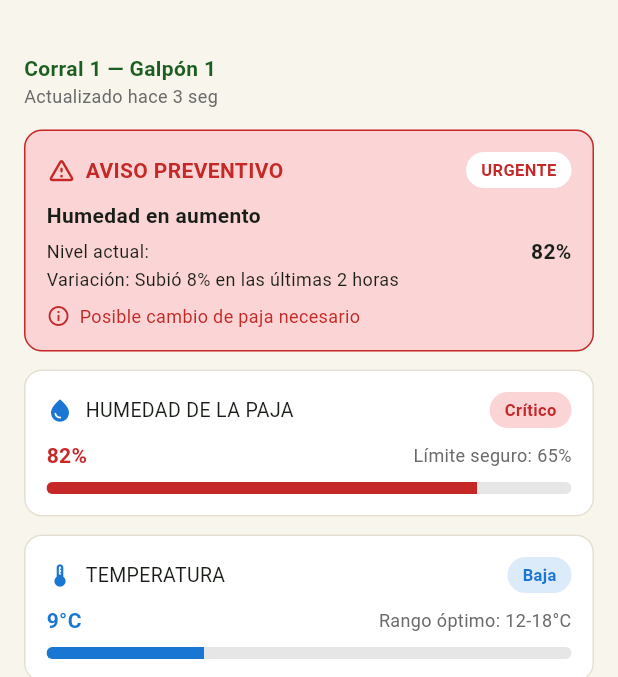
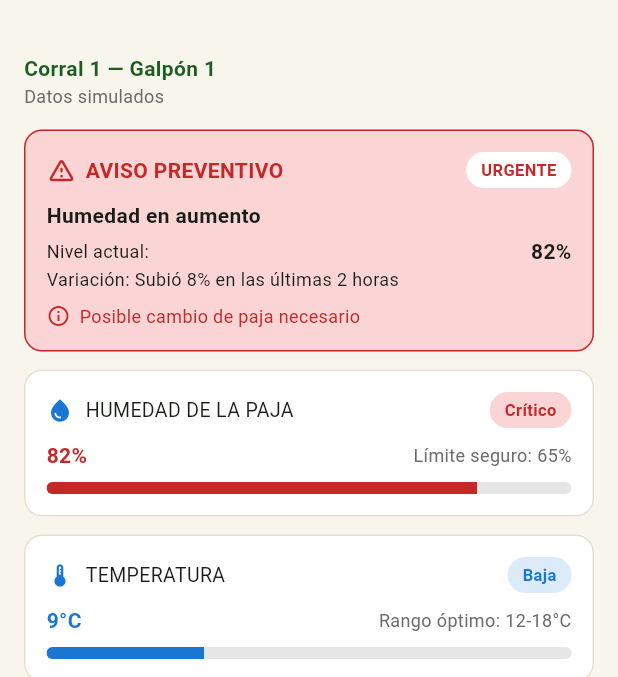
Before and after one commit to degere/MoncoDairy, a Flutter app: the HomeShell screen opened directly with empty values, after a tap on "Corral 1", on a phone screen of 412 x 824 dp, the part 55-732 px from its top. Run offline on Flutter 3.47's test engine with Material 3 defaults, Android fonts, the phone set to English and light mode, and no system bars; our stand-ins replace firebase_auth, firebase_core, firebase_database; accounts and stored records are empty; network calls fail.

Commit message:
actualizacion flutter para 1 arduino funcional
fase de testeo

```diff
--- /dev/null
+++ b/Flutter/lib/data/firebase_repository.dart
@@ -0,0 +1,88 @@
+import 'package:firebase_auth/firebase_auth.dart';
+import 'package:firebase_core/firebase_core.dart';
+import 'package:firebase_database/firebase_database.dart';
+import 'package:flutter/foundation.dart';
+
+import '../firebase_options.dart'; // lo genera `flutterfire configure`
+import '../models/models.dart';
+import 'repository.dart';
+import 'telemetria_registro.dart';
+
+const String kDatabaseUrl = 'https://appmoncopullisensores-default-rtdb.firebaseio.com';
+const String kNodoTelemetria = 'telemetria';
+
+/// Corral que hoy recibe las lecturas reales del sensor DHT22.
+const int kCorralConSensorReal = 1;
+
+/// Campo por el que se ordenan los registros para obtener el mas reciente
+/// (ej. 'timestamp'). null = se ordena por clave, correcto si los $registro_id
+/// son claves automaticas (push IDs) de Firebase.
+final String? kCampoOrden = null;
+
+/// Lecturas reales desde Firebase Realtime Database.
+/// Hereda de [MockRepository] lo que aun no esta conectado (login, avisos,
+/// sensores, historial) y reemplaza con datos reales el [kCorralConSensorReal].
+class FirebaseRepository extends MockRepository {
+  FirebaseRepository._(this._db);
+  final FirebaseDatabase _db;
+
+  /// Inicializa Firebase, inicia sesion anonima (las reglas exigen auth)
+  /// y devuelve el repositorio listo para asignar a [Repository.instance].
+  static Future<FirebaseRepository> inicializar() async {
+    await Firebase.initializeApp(options: DefaultFirebaseOptions.currentPlatform);
+
+    final db = FirebaseDatabase.instanceFor(app: Firebase.app(), databaseURL: kDatabaseUrl);
+    db.setPersistenceEnabled(true); // muestra el ultimo dato aunque no haya red
+
+    try {
+      final auth = FirebaseAuth.instance;
+      if (auth.currentUser == null) await auth.signInAnonymously();
+    } catch (e) {
+      // No detiene la app: si falla, la lectura dara permission-denied y la UI lo mostrara.
+      debugPrint('Firebase Auth anonimo fallo: $e');
+    }
+    return FirebaseRepository._(db);
+  }
+
+  /// Ultimo registro de /telemetria; null si no hay o el ultimo no es valido.
+  Stream<TelemetriaRegistro?> _ultimoRegistro() {
+    final ref = _db.ref(kNodoTelemetria);
+    final campo = kCampoOrden;
+    final Query ordenada = campo == null ? ref.orderByKey() : ref.orderByChild(campo);
+    return ordenada.limitToLast(1).onValue.map((event) {
+      final snap = event.snapshot;
+      if (!snap.exists || snap.children.isEmpty) return null;
+      final hijo = snap.children.last;
+      return TelemetriaRegistro.tryParse(hijo.key ?? '', hijo.value);
+    });
+  }
+
+  Corral _conLectura(Corral base, TelemetriaRegistro? r) {
+    if (r == null) return base; // sin lectura valida: se conserva el dato simulado
+    return Corral(
+      id: base.id,
+      nombre: base.nombre,
+      descripcion: base.descripcion,
+      humedad: r.humedadPct,
+      temperatura: r.temperaturaC,
+      enVivo: true,
+      dispositivo: r.dispositivo,
+    );
+  }
+
+  @override
+  Stream<List<Corral>> watchCorrales() async* {
+    final base = await getCorrales();
+    await for (final r in _ultimoRegistro()) {
+      yield [
+        for (final c in base) c.id == kCorralConSensorReal ? _conLectura(c, r) : c,
+      ];
+    }
+  }
+
+  @override
+  Stream<Corral> watchCorral(Corral corral) {
+    if (corral.id != kCorralConSensorReal) return Stream.value(corral);
+    return _ultimoRegistro().map((r) => _conLectura(corral, r));
+  }
+}
--- a/Flutter/lib/models/models.dart
+++ b/Flutter/lib/models/models.dart
@@ -7,12 +7,20 @@ class Corral {
   final double humedad;
   final double temperatura;
 
+  /// true cuando humedad/temperatura vienen de Firebase (sensor real).
+  final bool enVivo;
+
+  /// Dispositivo que envio la lectura real (campo `dispositivo` de /telemetria).
+  final String? dispositivo;
+
   const Corral({
     required this.id,
     required this.nombre,
     required this.descripcion,
     required this.humedad,
     required this.temperatura,
+    this.enVivo = false,
+    this.dispositivo,
   });
 
   /// Umbrales según el diseño: <=60 ok, <75 alerta, >=75 crítico.
--- a/Flutter/lib/screens/corral_detail_screen.dart
+++ b/Flutter/lib/screens/corral_detail_screen.dart
@@ -1,15 +1,32 @@
 import 'package:flutter/material.dart';
 import '../core/theme.dart';
+import '../data/repository.dart';
 import '../models/models.dart';
 import '../widgets/common.dart';
 import 'sensor_detail_screen.dart';
 
-class CorralDetailScreen extends StatelessWidget {
+class CorralDetailScreen extends StatefulWidget {
   final Corral corral;
   const CorralDetailScreen({super.key, required this.corral});
 
   @override
+  State<CorralDetailScreen> createState() => _CorralDetailScreenState();
+}
+
+class _CorralDetailScreenState extends State<CorralDetailScreen> {
+  // Una sola suscripcion durante la vida de la pantalla.
+  late final Stream<Corral> _stream = Repository.instance.watchCorral(widget.corral);
+
+  @override
   Widget build(BuildContext context) {
+    return StreamBuilder<Corral>(
+      stream: _stream,
+      initialData: widget.corral,
+      builder: (context, snap) => _contenido(context, snap.data ?? widget.corral, snap.hasError),
+    );
+  }
+
+  Widget _contenido(BuildContext context, Corral corral, bool error) {
     final critico = corral.nivelHumedad == Nivel.critico;
     return Scaffold(
       appBar: AppBar(
@@ -21,7 +38,13 @@ class CorralDetailScreen extends StatelessWidget {
         children: [
           Text('${corral.nombre} — ${corral.descripcion}',
               style: const TextStyle(color: AppColors.green, fontWeight: FontWeight.w600)),
-          const Text('Actualizado hace 3 seg', style: TextStyle(fontSize: 12, color: AppColors.textMuted)),
+          Text(
+              error
+                  ? 'Sin conexión: mostrando el último dato recibido'
+                  : corral.enVivo
+                      ? 'En tiempo real · ${corral.dispositivo ?? 'sensor'}'
+                      : 'Datos simulados',
+              style: const TextStyle(fontSize: 12, color: AppColors.textMuted)),
           const SizedBox(height: 14),
           if (critico) ...[
             AppCard(
--- a/Flutter/lib/screens/corrales_screen.dart
+++ b/Flutter/lib/screens/corrales_screen.dart
@@ -5,9 +5,19 @@ import '../models/models.dart';
 import '../widgets/common.dart';
 import 'corral_detail_screen.dart';
 
-class CorralesScreen extends StatelessWidget {
+class CorralesScreen extends StatefulWidget {
   final String usuario;
   const CorralesScreen({super.key, required this.usuario});
+
+  @override
+  State<CorralesScreen> createState() => _CorralesScreenState();
+}
+
+class _CorralesScreenState extends State<CorralesScreen> {
+  // El stream se crea una sola vez: crearlo en build() reabriria la suscripcion en cada rebuild.
+  late Stream<List<Corral>> _corrales = Repository.instance.watchCorrales();
+
+  void _reintentar() => setState(() => _corrales = Repository.instance.watchCorrales());
 
   @override
   Widget build(BuildContext context) {
@@ -19,7 +29,7 @@ class CorralesScreen extends StatelessWidget {
           child: Row(
             mainAxisAlignment: MainAxisAlignment.spaceBetween,
             children: [
-              Text('Hola, $usuario', style: const TextStyle(fontWeight: FontWeight.w600)),
+              Text('Hola, ${widget.usuario}', style: const TextStyle(fontWeight: FontWeight.w600)),
               const OnlineBadge(),
             ],
           ),
@@ -34,9 +44,12 @@ class CorralesScreen extends StatelessWidget {
           child: Text('20 corrales monitoreados', style: TextStyle(fontSize: 12, color: AppColors.textMuted)),
         ),
         Expanded(
-          child: FutureBuilder<List<Corral>>(
-            future: Repository.instance.getCorrales(),
+          child: StreamBuilder<List<Corral>>(
+            stream: _corrales,
             builder: (context, snap) {
+              if (snap.hasError) {
+                return _ErrorConexion(error: snap.error!, onReintentar: _reintentar);
+              }
               if (!snap.hasData) return const Center(child: CircularProgressIndicator());
               final corrales = snap.data!;
               return GridView.builder(
@@ -58,6 +71,37 @@ class CorralesScreen extends StatelessWidget {
   }
 }
 
+class _ErrorConexion extends StatelessWidget {
+  final Object error;
+  final VoidCallback onReintentar;
+  const _ErrorConexion({required this.error, required this.onReintentar});
+
+  @override
+  Widget build(BuildContext context) {
+    final sinPermiso = error.toString().contains('permission-denied');
+    return Center(
+      child: Padding(
+        padding: const EdgeInsets.all(24),
+        child: Column(
+          mainAxisSize: MainAxisSize.min,
+          children: [
+            const Icon(Icons.cloud_off, size: 48, color: AppColors.textMuted),
+            const SizedBox(height: 8),
+            Text(
+              sinPermiso
+                  ? 'Sin permiso para leer los sensores. Revisa las reglas de Firebase y el inicio de sesión.'
+                  : 'No se pudo conectar con los sensores.',
+              textAlign: TextAlign.center,
+            ),
+            const SizedBox(height: 12),
+            OutlinedButton(onPressed: onReintentar, child: const Text('Reintentar')),
+          ],
+        ),
+      ),
+    );
+  }
+}
+
 class _CorralCard extends StatelessWidget {
   final Corral corral;
   const _CorralCard({required this.corral});
@@ -70,8 +114,14 @@ class _CorralCard extends StatelessWidget {
         crossAxisAlignment: CrossAxisAlignment.start,
         mainAxisAlignment: MainAxisAlignment.spaceBetween,
         children: [
-          Text(corral.nombre,
-              style: const TextStyle(fontSize: 15, fontWeight: FontWeight.w700, color: AppColors.green)),
+          Row(
+            mainAxisAlignment: MainAxisAlignment.spaceBetween,
+            children: [
+              Text(corral.nombre,
+                  style: const TextStyle(fontSize: 15, fontWeight: FontWeight.w700, color: AppColors.green)),
+              if (corral.enVivo) const Pill('EN VIVO', bg: AppColors.greenSoft, fg: AppColors.green),
+            ],
+          ),
           _fila('Humedad', '${corral.humedad.toStringAsFixed(0)}%'),
           _fila('Temp', '${corral.temperatura.toStringAsFixed(0)}°C'),
           LevelBar(value: corral.humedad, color: nivelColor(corral.nivelHumedad)),
--- a/Flutter/pubspec.yaml
+++ b/Flutter/pubspec.yaml
@@ -7,6 +7,9 @@ environment:
   sdk: '>=3.3.0 <4.0.0'
 
 dependencies:
+  firebase_auth: ^7.0.1
+  firebase_core: ^5.1.0
+  firebase_database: ^13.0.1
   flutter:
     sdk: flutter
   # Cuando conectes el backend, agrega:
```
Also changed, not shown: Claude outputs/firebase_bootstrap.dart (added, +20 -0 lines), Claude outputs/panel_sensores.dart (added, +148 -0 lines), Claude outputs/telemetria_registro.dart (added, +43 -0 lines), Claude outputs/telemetria_repository.dart (added, +26 -0 lines), Flutter/lib/data/repository.dart (+12 -0 lines), Flutter/lib/data/telemetria_registro.dart (added, +42 -0 lines), Flutter/lib/main.dart (+11 -1 lines), Flutter/firebase.json (added), Flutter/lib/firebase_options.dart (added), Flutter/pubspec.lock, 9 other files.
